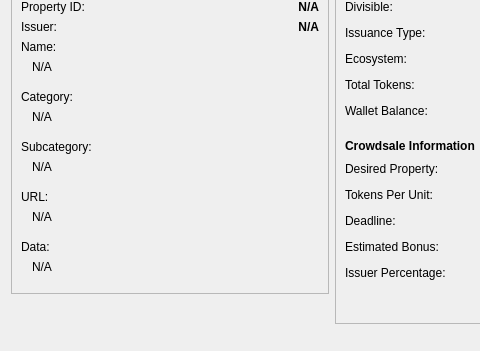
Before: the Qt Designer form src/qt/forms/lookupspdialog.ui in zathras-crypto/mastercore, drawn with Qt 5; both pictures show x 0 to 480 and y 123 to 474 of the 664 by 474 pixel window.
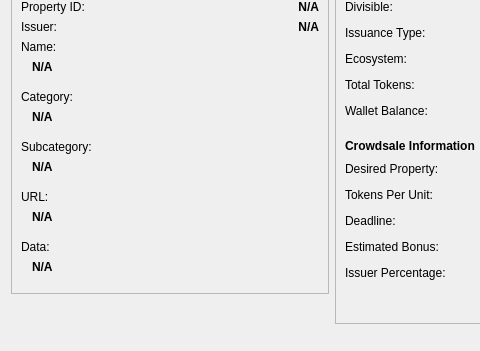
After: the same form once the commit is applied.

What changed in the file:
```diff
--- a/src/qt/forms/lookupspdialog.ui
+++ b/src/qt/forms/lookupspdialog.ui
@@ -269,6 +269,12 @@
             </item>
             <item>
              <widget class="QLabel" name="nameLabel">
+              <property name="font">
+               <font>
+                <weight>75</weight>
+                <bold>true</bold>
+               </font>
+              </property>
               <property name="styleSheet">
                <string notr="true">padding-left:8px;padding-bottom:10px;</string>
               </property>
@@ -286,6 +292,12 @@
             </item>
             <item>
              <widget class="QLabel" name="categoryLabel">
+              <property name="font">
+               <font>
+                <weight>75</weight>
+                <bold>true</bold>
+               </font>
+              </property>
               <property name="styleSheet">
                <string notr="true">padding-left:8px;padding-bottom:10px;</string>
               </property>
@@ -303,6 +315,12 @@
             </item>
             <item>
              <widget class="QLabel" name="subcategoryLabel">
+              <property name="font">
+               <font>
+                <weight>75</weight>
+                <bold>true</bold>
+               </font>
+              </property>
               <property name="styleSheet">
                <string notr="true">padding-left:8px;padding-bottom:10px;</string>
               </property>
@@ -320,6 +338,12 @@
             </item>
             <item>
              <widget class="QLabel" name="urlLabel">
+              <property name="font">
+               <font>
+                <weight>75</weight>
+                <bold>true</bold>
+               </font>
+              </property>
               <property name="styleSheet">
                <string notr="true">padding-left:8px;padding-bottom:10px;</string>
               </property>
@@ -337,6 +361,12 @@
             </item>
             <item>
              <widget class="QLabel" name="dataLabel">
+              <property name="font">
+               <font>
+                <weight>75</weight>
+                <bold>true</bold>
+               </font>
+              </property>
               <property name="styleSheet">
                <string notr="true">padding-left:8px;padding-bottom:10px;</string>
               </property>
```
